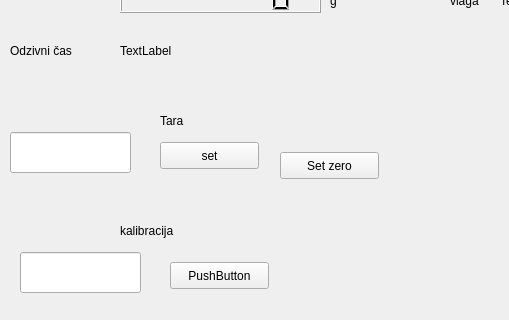
Qt form scale.ui (campovski/libra) before a commit; both pictures show x 0 to 509 and y 88 to 408 of the 1102 by 916 pixel window.
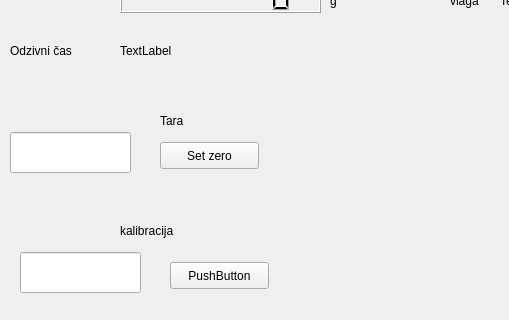
The same form after that commit.

```diff
--- a/scale.ui
+++ b/scale.ui
@@ -69,19 +69,6 @@
      <string>Shrani kot...</string>
     </property>
    </widget>
-   <widget class="QPushButton" name="set_to_value">
-    <property name="geometry">
-     <rect>
-      <x>160</x>
-      <y>230</y>
-      <width>99</width>
-      <height>27</height>
-     </rect>
-    </property>
-    <property name="text">
-     <string>set</string>
-    </property>
-   </widget>
    <widget class="QComboBox" name="serial_port">
     <property name="geometry">
      <rect>
@@ -163,8 +150,8 @@
    <widget class="QPushButton" name="set_to_zero">
     <property name="geometry">
      <rect>
-      <x>280</x>
-      <y>240</y>
+      <x>160</x>
+      <y>230</y>
       <width>99</width>
       <height>27</height>
      </rect>
```
Left out of the diff: 16 changed lines with no effect on the pictures.
